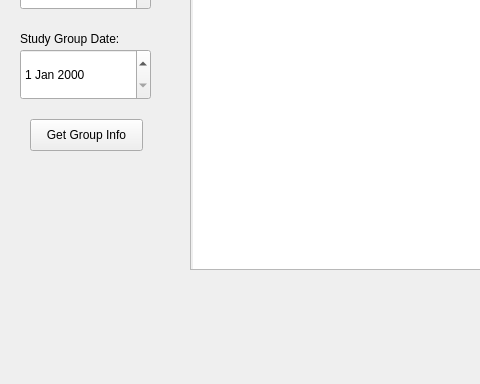
Before: the Qt Designer form StudyGroupFormer/AppWindow.ui in vu035/StudyGroupApp, drawn with Qt 5; both pictures show x 0 to 480 and y 298 to 682 of the 904 by 682 pixel window.
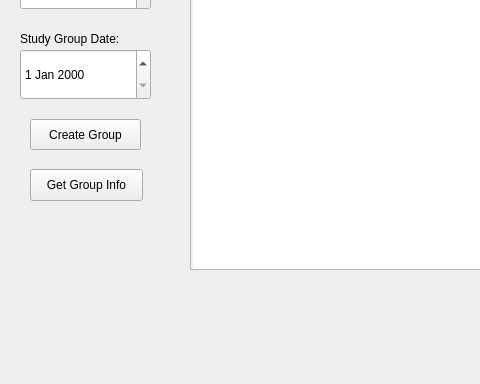
After: the same form once the commit is applied.

The edit to the form file:
```diff
--- a/StudyGroupFormer/AppWindow.ui
+++ b/StudyGroupFormer/AppWindow.ui
@@ -160,7 +160,7 @@
     <property name="geometry">
      <rect>
       <x>30</x>
-      <y>400</y>
+      <y>450</y>
       <width>113</width>
       <height>32</height>
      </rect>
@@ -182,6 +182,19 @@
      <string>Refresh</string>
     </property>
    </widget>
+   <widget class="QPushButton" name="CreateGroup">
+    <property name="geometry">
+     <rect>
+      <x>30</x>
+      <y>400</y>
+      <width>111</width>
+      <height>31</height>
+     </rect>
+    </property>
+    <property name="text">
+     <string>Create Group</string>
+    </property>
+   </widget>
   </widget>
   <widget class="QMenuBar" name="menuBar">
    <property name="geometry">
```
Left out of the diff: 3 changed lines with no effect on the pictures.
